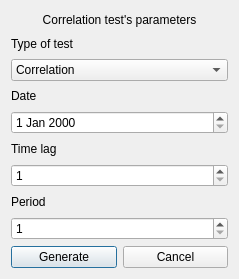
Above: Sources/GUI/correlation.ui from pchaigno/varsoft before the change. Below: the same form after it.
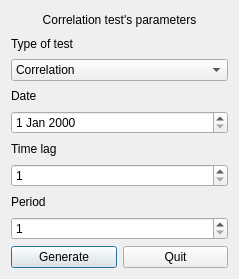
That is the form after the change.

What changed in the file:
```diff
--- a/Sources/GUI/correlation.ui
+++ b/Sources/GUI/correlation.ui
@@ -101,7 +101,7 @@
      <item>
       <widget class="QPushButton" name="pushButton_2">
        <property name="text">
-        <string>Cancel</string>
+        <string>Quit</string>
        </property>
       </widget>
      </item>
```
Left out of the diff: 2 changed lines with no effect on the pictures.
